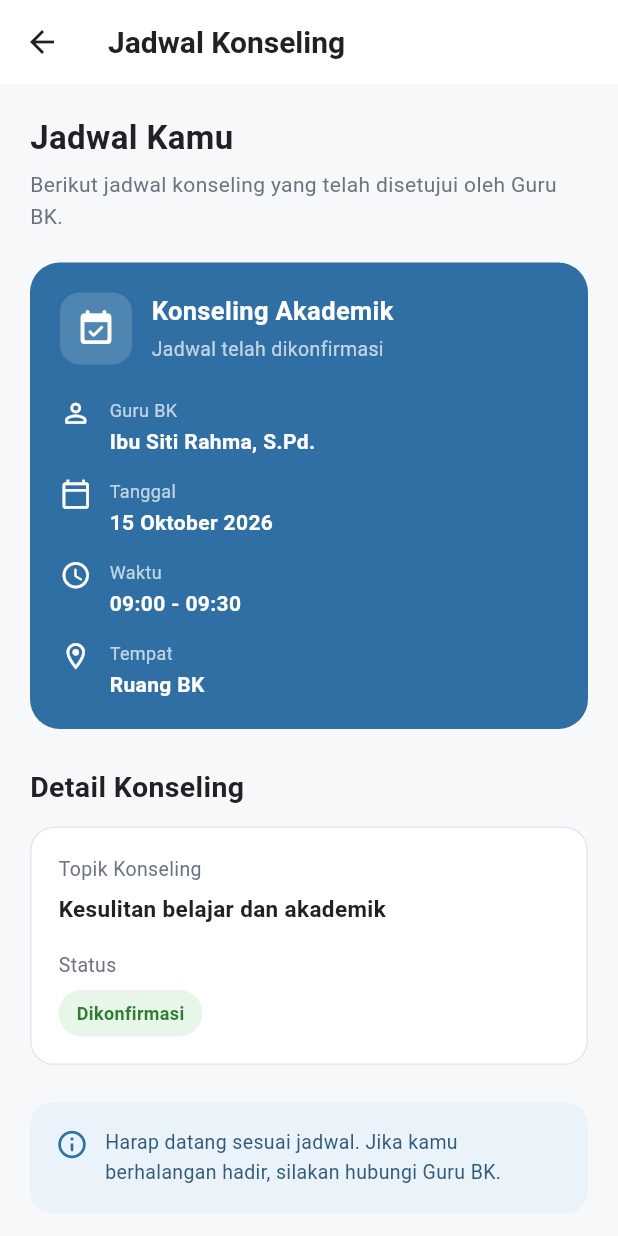
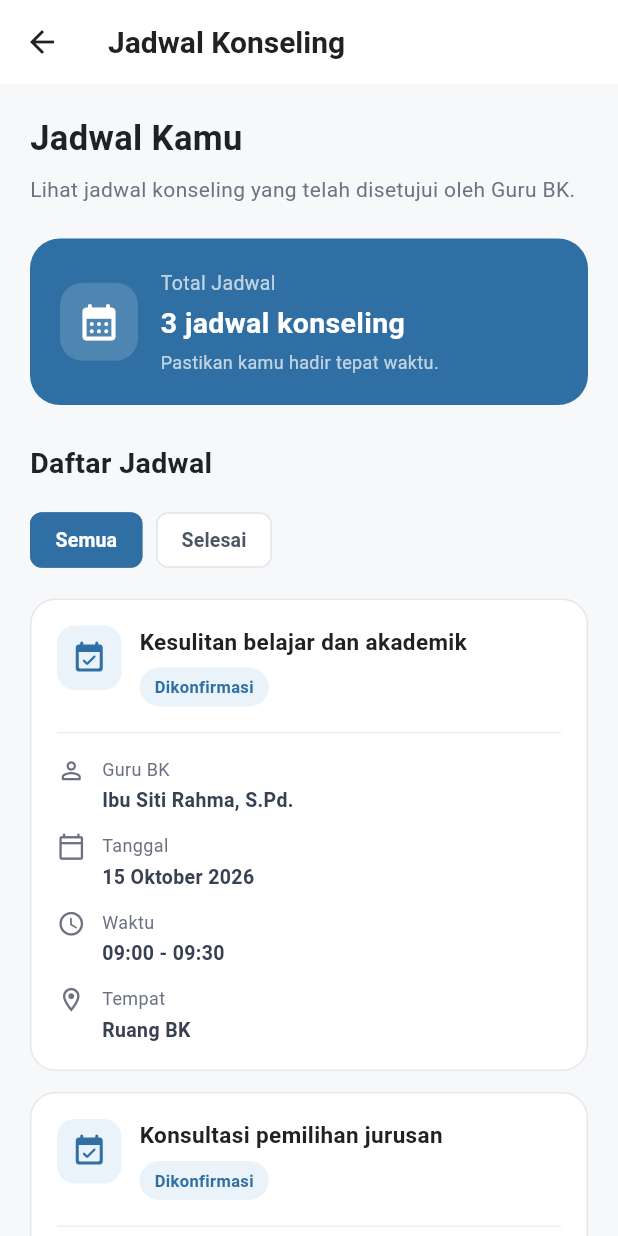
Before and after one commit to 2413025066/BinaCare, a Flutter app: the JadwalKonselingPage screen opened directly, on a phone screen of 412 x 824 dp. Run offline on Flutter 3.47's test engine with Material 3 defaults, Android fonts, the light colour scheme and no system bars; Roboto replaces fonts that are missing (Arial).

Commit message:
Perbarui halaman jadwal konseling

```diff
--- a/lib/pages/jadwal_konseling_page.dart
+++ b/lib/pages/jadwal_konseling_page.dart
@@ -1,17 +1,62 @@
+
 import 'package:flutter/material.dart';
 
-class JadwalKonselingPage extends StatelessWidget {
+class JadwalKonselingPage extends StatefulWidget {
   const JadwalKonselingPage({super.key});
 
   @override
+  State<JadwalKonselingPage> createState() =>
+      _JadwalKonselingPageState();
+}
+
+class _JadwalKonselingPageState extends State<JadwalKonselingPage> {
+  final Color primaryColor = const Color(0xFF2F6FA3);
+
+  String selectedFilter = 'Semua';
+
+  final List<Map<String, String>> jadwalList = [
+    {
+      'topik': 'Kesulitan belajar dan akademik',
+      'guru': 'Ibu Siti Rahma, S.Pd.',
+      'tanggal': '15 Oktober 2026',
+      'waktu': '09:00 - 09:30',
+      'tempat': 'Ruang BK',
+      'status': 'Dikonfirmasi',
+    },
+    {
+      'topik': 'Konsultasi pemilihan jurusan',
+      'guru': 'Ibu Siti Rahma, S.Pd.',
+      'tanggal': '20 Oktober 2026',
+      'waktu': '10:00 - 10:30',
+      'tempat': 'Ruang BK',
+      'status': 'Dikonfirmasi',
+    },
+    {
+      'topik': 'Konseling pengembangan diri',
+      'guru': 'Bapak Andi Pratama, S.Pd.',
+      'tanggal': '5 Oktober 2026',
+      'waktu': '13:00 - 13:30',
+      'tempat': 'Ruang BK',
+      'status': 'Selesai',
+    },
+  ];
+
+  List<Map<String, String>> get filteredJadwal {
+    if (selectedFilter == 'Selesai') {
+      return jadwalList
+          .where((jadwal) => jadwal['status'] == 'Selesai')
+          .toList();
+    }
+
+    return jadwalList;
+  }
+
+  @override
   Widget build(BuildContext context) {
+    final jadwal = filteredJadwal;
+
     return Scaffold(
       backgroundColor: const Color(0xFFF6F8FA),
-
-      // ============================================================
-      // APP BAR
-      // ============================================================
-
       appBar: AppBar(
         backgroundColor: Colors.white,
         elevation: 0,
@@ -28,106 +73,80 @@ class JadwalKonselingPage extends StatelessWidget {
           color: Color(0xFF202124),
         ),
       ),
-
-      // ============================================================
-      // BODY
-      // ============================================================
-
       body: SingleChildScrollView(
         padding: const EdgeInsets.all(20),
         child: Column(
           crossAxisAlignment: CrossAxisAlignment.start,
           children: [
-
-            // ======================================================
-            // JUDUL
-            // ======================================================
-
             const Text(
               'Jadwal Kamu',
               style: TextStyle(
-                fontSize: 22,
+                fontSize: 23,
                 fontWeight: FontWeight.w700,
                 color: Color(0xFF202124),
               ),
             ),
-
-            const SizedBox(height: 6),
-
+            const SizedBox(height: 7),
             const Text(
-              'Berikut jadwal konseling yang telah disetujui oleh Guru BK.',
+              'Lihat jadwal konseling yang telah disetujui oleh Guru BK.',
               style: TextStyle(
                 fontSize: 14,
                 height: 1.5,
                 color: Color(0xFF6B7280),
               ),
             ),
+            const SizedBox(height: 22),
 
-            const SizedBox(height: 20),
-
-            // ======================================================
-            // KARTU JADWAL
-            // ======================================================
-
+            // RINGKASAN JADWAL
             Container(
               width: double.infinity,
               padding: const EdgeInsets.all(20),
               decoration: BoxDecoration(
-                color: const Color(0xFF2F6FA3),
+                color: primaryColor,
                 borderRadius: BorderRadius.circular(20),
               ),
+              child: Row(
+                children: [
+                  Container(
+                    width: 52,
+                    height: 52,
+                    decoration: BoxDecoration(
+                      color: Colors.white.withValues(alpha: 0.15),
+                      borderRadius: BorderRadius.circular(15),
+                    ),
+                    child: const Icon(
+                      Icons.calendar_month_rounded,
+                      color: Colors.white,
+                      size: 29,
+                    ),
+                  ),
+                  const SizedBox(width: 15),
+                  Expanded(
                     child: Column(
                       crossAxisAlignment: CrossAxisAlignment.start,
                       children: [
-
-                  // ==================================================
-                  // HEADER KARTU
-                  // ==================================================
-
-                  Row(
-                    children: [
-
-                      Container(
-                        width: 48,
-                        height: 48,
-                        decoration: BoxDecoration(
-                          color: Colors.white.withValues(
-                            alpha: 0.15,
-                          ),
-                          borderRadius:
-                              BorderRadius.circular(13),
-                        ),
-                        child: const Icon(
-                          Icons.event_available_rounded,
-                          color: Colors.white,
-                          size: 27,
+                        const Text(
+                          'Total Jadwal',
+                          style: TextStyle(
+                            color: Colors.white70,
+                            fontSize: 13,
                           ),
                         ),
-
-                      const SizedBox(width: 13),
-
-                      const Expanded(
-                        child: Column(
-                          crossAxisAlignment:
-                              CrossAxisAlignment.start,
-                          children: [
-
+                        const SizedBox(height: 4),
                         Text(
-                              'Konseling Akademik',
-                              style: TextStyle(
+                          '${jadwalList.length} jadwal konseling',
+                          style: const TextStyle(
                             color: Colors.white,
-                                fontSize: 17,
+                            fontSize: 19,
                             fontWeight: FontWeight.w700,
                           ),
                         ),
-
-                            SizedBox(height: 4),
-
-                            Text(
-                              'Jadwal telah dikonfirmasi',
+                        const SizedBox(height: 4),
+                        const Text(
+                          'Pastikan kamu hadir tepat waktu.',
                           style: TextStyle(
                             color: Colors.white70,
-                                fontSize: 13,
+                            fontSize: 12,
                           ),
                         ),
                       ],
@@ -135,78 +154,61 @@ class JadwalKonselingPage extends StatelessWidget {
                   ),
                 ],
               ),
-
-                  const SizedBox(height: 22),
-
-                  // ==================================================
-                  // GURU BK
-                  // ==================================================
-
-                  _infoRow(
-                    icon: Icons.person_outline_rounded,
-                    label: 'Guru BK',
-                    value: 'Ibu Siti Rahma, S.Pd.',
             ),
-
-                  const SizedBox(height: 15),
-
-                  // ==================================================
-                  // TANGGAL
-                  // ==================================================
-
-                  _infoRow(
-                    icon: Icons.calendar_today_outlined,
-                    label: 'Tanggal',
-                    value: '15 Oktober 2026',
-                  ),
-
-                  const SizedBox(height: 15),
-
-                  // ==================================================
-                  // WAKTU
-                  // ==================================================
-
-                  _infoRow(
-                    icon: Icons.access_time_rounded,
-                    label: 'Waktu',
-                    value: '09:00 - 09:30',
-                  ),
-
-                  const SizedBox(height: 15),
-
-                  // ==================================================
-                  // TEMPAT
-                  // ==================================================
-
-                  _infoRow(
-                    icon: Icons.location_on_outlined,
-                    label: 'Tempat',
-                    value: 'Ruang BK',
-                  ),
-                ],
-              ),
-            ),
-
             const SizedBox(height: 25),
 
-            // ======================================================
-            // DETAIL KONSELING
-            // ======================================================
-
+            // JUDUL DAFTAR
             const Text(
-              'Detail Konseling',
+              'Daftar Jadwal',
               style: TextStyle(
                 fontSize: 19,
                 fontWeight: FontWeight.w700,
                 color: Color(0xFF202124),
               ),
             ),
+            const SizedBox(height: 14),
 
-            const SizedBox(height: 13),
+            // FILTER: SEMUA DAN SELESAI
+            Row(
+              children: ['Semua', 'Selesai'].map((filter) {
+                final bool active = selectedFilter == filter;
 
+                return Padding(
+                  padding: const EdgeInsets.only(right: 9),
+                  child: ChoiceChip(
+                    label: Text(filter),
+                    selected: active,
+                    showCheckmark: false,
+                    selectedColor: primaryColor,
+                    backgroundColor: Colors.white,
+                    side: BorderSide(
+                      color: active
+                          ? primaryColor
+                          : const Color(0xFFE5E7EB),
+                    ),
+                    labelStyle: TextStyle(
+                      color: active
+                          ? Colors.white
+                          : const Color(0xFF4B5563),
+                      fontSize: 13,
+                      fontWeight: FontWeight.w600,
+                    ),
+                    onSelected: (_) {
+                      setState(() {
+                        selectedFilter = filter;
+                      });
+                    },
+                  ),
+                );
+              }).toList(),
+            ),
+            const SizedBox(height: 15),
+
+            // DAFTAR KARTU JADWAL
+            if (jadwal.isEmpty)
               Container(
                 width: double.infinity,
-              padding: const EdgeInsets.all(18),
+                padding: const EdgeInsets.all(28),
                 decoration: BoxDecoration(
                   color: Colors.white,
                   borderRadius: BorderRadius.circular(16),
@@ -214,101 +216,60 @@ class JadwalKonselingPage extends StatelessWidget {
                     color: const Color(0xFFE5E7EB),
                   ),
                 ),
-              child: Column(
-                crossAxisAlignment:
-                    CrossAxisAlignment.start,
+                child: const Column(
                   children: [
-
-                  // ==================================================
-                  // TOPIK
-                  // ==================================================
-
-                  const Text(
-                    'Topik Konseling',
+                    Icon(
+                      Icons.event_busy_rounded,
+                      size: 45,
+                      color: Color(0xFF9CA3AF),
+                    ),
+                    SizedBox(height: 12),
+                    Text(
+                      'Belum ada jadwal',
+                      style: TextStyle(
+                        fontSize: 16,
+                        fontWeight: FontWeight.w700,
+                        color: Color(0xFF374151),
+                      ),
+                    ),
+                    SizedBox(height: 6),
+                    Text(
+                      'Jadwal konseling akan ditampilkan di sini.',
+                      textAlign: TextAlign.center,
                       style: TextStyle(
                         fontSize: 13,
                         color: Color(0xFF6B7280),
                       ),
                     ),
-
-                  const SizedBox(height: 6),
-
-                  const Text(
-                    'Kesulitan belajar dan akademik',
-                    style: TextStyle(
-                      fontSize: 15,
-                      fontWeight: FontWeight.w600,
-                      color: Color(0xFF202124),
-                    ),
-                  ),
-
-                  const SizedBox(height: 18),
-
-                  // ==================================================
-                  // STATUS
-                  // ==================================================
-
-                  const Text(
-                    'Status',
-                    style: TextStyle(
-                      fontSize: 13,
-                      color: Color(0xFF6B7280),
-                    ),
-                  ),
-
-                  const SizedBox(height: 7),
-
-                  Container(
-                    padding: const EdgeInsets.symmetric(
-                      horizontal: 12,
-                      vertical: 7,
-                    ),
-                    decoration: BoxDecoration(
-                      color: const Color(0xFFE8F5E9),
-                      borderRadius: BorderRadius.circular(20),
-                    ),
-                    child: const Text(
-                      'Dikonfirmasi',
-                      style: TextStyle(
-                        color: Color(0xFF2E7D32),
-                        fontSize: 12,
-                        fontWeight: FontWeight.w700,
-                      ),
-                    ),
-                  ),
                   ],
                 ),
-            ),
+              )
+            else
+              ...jadwal.map((item) => _buildJadwalCard(item)),
 
-            const SizedBox(height: 25),
+            const SizedBox(height: 22),
 
-            // ======================================================
             // INFORMASI
-            // ======================================================
-
             Container(
               width: double.infinity,
-              padding: const EdgeInsets.all(17),
+              padding: const EdgeInsets.all(16),
               decoration: BoxDecoration(
                 color: const Color(0xFFEAF3FA),
                 borderRadius: BorderRadius.circular(15),
               ),
               child: const Row(
-                crossAxisAlignment:
-                    CrossAxisAlignment.start,
+                crossAxisAlignment: CrossAxisAlignment.start,
                 children: [
-
                   Icon(
                     Icons.info_outline_rounded,
                     color: Color(0xFF2F6FA3),
                     size: 22,
                   ),
-
                   SizedBox(width: 11),
-
                   Expanded(
                     child: Text(
-                      'Harap datang sesuai jadwal. Jika kamu berhalangan hadir, silakan hubungi Guru BK.',
+                      'Harap datang sesuai jadwal. Jika berhalangan hadir, '
+                      'silakan hubungi Guru BK.',
                       style: TextStyle(
                         fontSize: 13,
                         height: 1.5,
@@ -319,57 +280,158 @@ class JadwalKonselingPage extends StatelessWidget {
                 ],
               ),
             ),
-
-            const SizedBox(height: 10),
           ],
         ),
       ),
     );
   }
 
-  // ==============================================================
-  // INFO ROW
-  // ==============================================================
+  Widget _buildJadwalCard(Map<String, String> item) {
+    final bool selesai = item['status'] == 'Selesai';
 
-  static Widget _infoRow({
-    required IconData icon,
-    required String label,
-    required String value,
-  }) {
+    final Color statusColor = selesai
+        ? const Color(0xFF2E7D32)
+        : primaryColor;
+
+    final Color statusBackground = selesai
+        ? const Color(0xFFE8F5E9)
+        : const Color(0xFFEAF3FA);
+
+    return Container(
+      width: double.infinity,
+      margin: const EdgeInsets.only(bottom: 14),
+      padding: const EdgeInsets.all(17),
+      decoration: BoxDecoration(
+        color: Colors.white,
+        borderRadius: BorderRadius.circular(17),
+        border: Border.all(
+          color: const Color(0xFFE5E7EB),
+        ),
+      ),
+      child: Column(
+        crossAxisAlignment: CrossAxisAlignment.start,
+        children: [
+          Row(
+            crossAxisAlignment: CrossAxisAlignment.start,
+            children: [
+              Container(
+                width: 43,
+                height: 43,
+                decoration: BoxDecoration(
+                  color: const Color(0xFFEAF3FA),
+                  borderRadius: BorderRadius.circular(12),
+                ),
+                child: Icon(
+                  selesai
+                      ? Icons.task_alt_rounded
+                      : Icons.event_available_rounded,
+                  color: primaryColor,
+                  size: 24,
+                ),
+              ),
+              const SizedBox(width: 12),
+              Expanded(
+                child: Column(
+                  crossAxisAlignment: CrossAxisAlignment.start,
+                  children: [
+                    Text(
+                      item['topik']!,
+                      style: const TextStyle(
+                        fontSize: 15,
+                        fontWeight: FontWeight.w700,
+                        color: Color(0xFF202124),
+                      ),
+                    ),
+                    const SizedBox(height: 7),
+                    Container(
+                      padding: const EdgeInsets.symmetric(
+                        horizontal: 10,
+                        vertical: 5,
+                      ),
+                      decoration: BoxDecoration(
+                        color: statusBackground,
+                        borderRadius: BorderRadius.circular(20),
+                      ),
+                      child: Text(
+                        item['status']!,
+                        style: TextStyle(
+                          color: statusColor,
+                          fontSize: 11,
+                          fontWeight: FontWeight.w700,
+                        ),
+                      ),
+                    ),
+                  ],
+                ),
+              ),
+            ],
+          ),
+          const SizedBox(height: 17),
+          const Divider(
+            height: 1,
+            color: Color(0xFFEEEEEE),
+          ),
+          const SizedBox(height: 15),
+          _infoRow(
+            Icons.person_outline_rounded,
+            'Guru BK',
+            item['guru']!,
+          ),
+          const SizedBox(height: 12),
+          _infoRow(
+            Icons.calendar_today_outlined,
+            'Tanggal',
+            item['tanggal']!,
+          ),
+          const SizedBox(height: 12),
+          _infoRow(
+            Icons.access_time_rounded,
+            'Waktu',
+            item['waktu']!,
+          ),
+          const SizedBox(height: 12),
+          _infoRow(
+            Icons.location_on_outlined,
+            'Tempat',
+            item['tempat']!,
+          ),
+        ],
+      ),
+    );
+  }
+
+  Widget _infoRow(
+    IconData icon,
+    String label,
+    String value,
+  ) {
     return Row(
       crossAxisAlignment: CrossAxisAlignment.start,
       children: [
-
         Icon(
           icon,
-          color: Colors.white,
-          size: 21,
+          size: 19,
+          color: const Color(0xFF6B7280),
         ),
-
-        const SizedBox(width: 12),
-
+        const SizedBox(width: 11),
         Expanded(
           child: Column(
-            crossAxisAlignment:
-                CrossAxisAlignment.start,
+            crossAxisAlignment: CrossAxisAlignment.start,
             children: [
-
               Text(
                 label,
                 style: const TextStyle(
-                  color: Colors.white70,
                   fontSize: 12,
+                  color: Color(0xFF6B7280),
                 ),
               ),
-
-              const SizedBox(height: 2),
-
+              const SizedBox(height: 3),
               Text(
                 value,
                 style: const TextStyle(
-                  color: Colors.white,
-                  fontSize: 14,
+                  fontSize: 13,
                   fontWeight: FontWeight.w600,
+                  color: Color(0xFF374151),
                 ),
               ),
             ],
```
Lines whose indentation alone changed are shown as unchanged.
